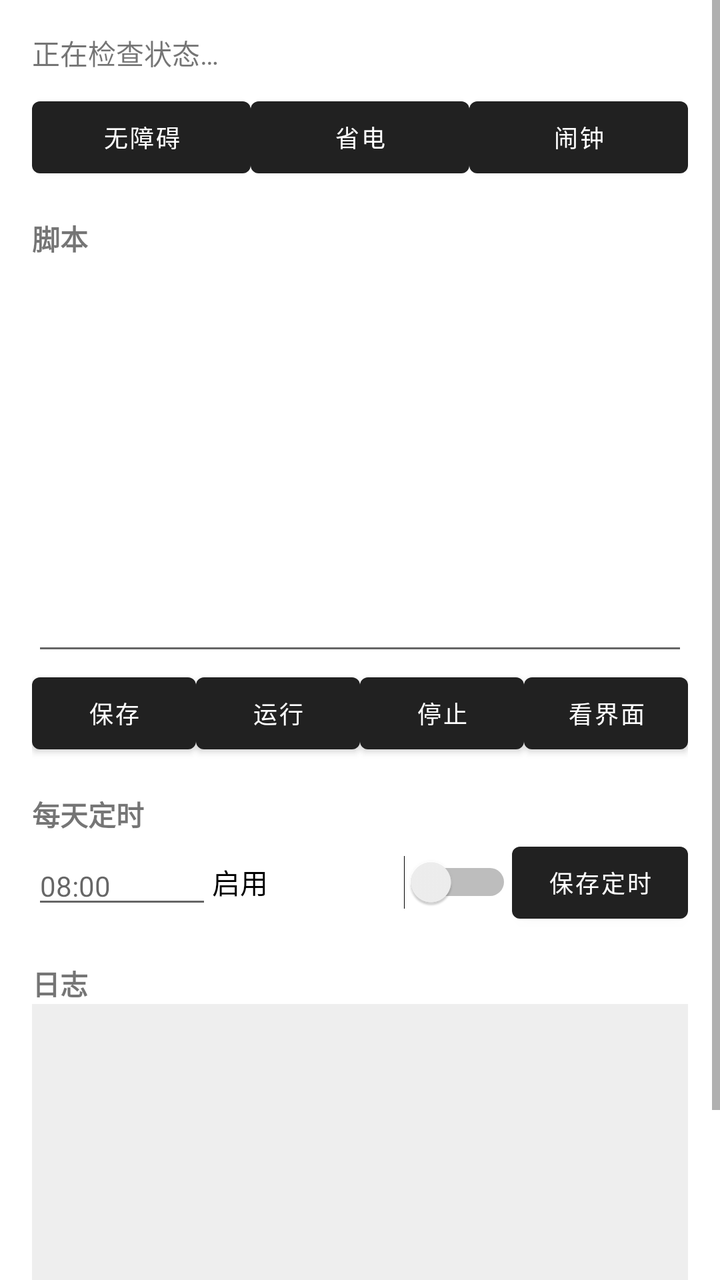
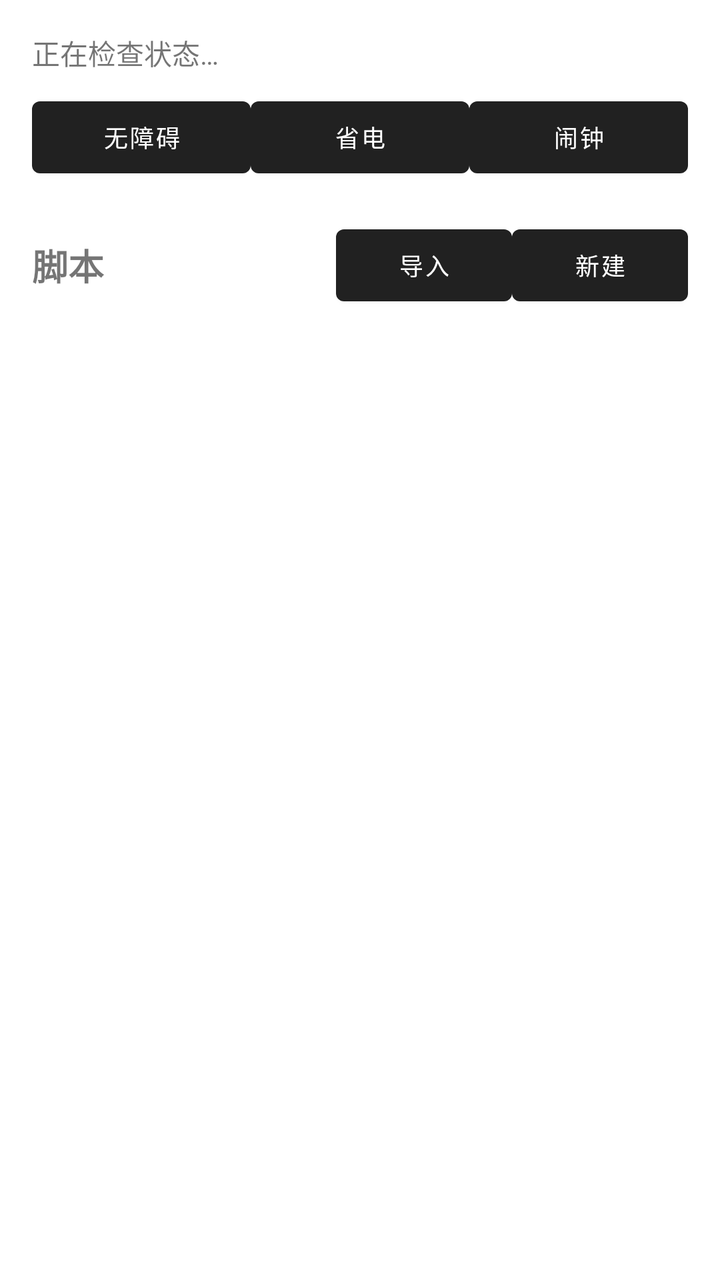

The first picture is an Android layout as it rendered before a commit; the second is the same layout after the commit. The layout source and the unified diff follow.
<!-- AndroidManifest.xml: application theme Theme.MicroAuto -->
<!-- res/layout/activity_main.xml -->
<?xml version="1.0" encoding="utf-8"?>
<ScrollView xmlns:android="http://schemas.android.com/apk/res/android"
    android:layout_width="match_parent"
    android:layout_height="match_parent"
    android:fillViewport="true">

    <LinearLayout
        android:layout_width="match_parent"
        android:layout_height="wrap_content"
        android:orientation="vertical"
        android:padding="16dp">

        <TextView
            android:id="@+id/statusText"
            android:layout_width="match_parent"
            android:layout_height="wrap_content"
            android:text="正在检查状态…"
            android:textSize="14sp" />

        <LinearLayout
            android:layout_width="match_parent"
            android:layout_height="wrap_content"
            android:layout_marginTop="8dp"
            android:orientation="horizontal">

            <Button
                android:id="@+id/btnAccessibility"
                android:layout_width="0dp"
                android:layout_height="wrap_content"
                android:layout_weight="1"
                android:text="无障碍"
                android:textSize="12sp" />

            <Button
                android:id="@+id/btnBattery"
                android:layout_width="0dp"
                android:layout_height="wrap_content"
                android:layout_weight="1"
                android:text="省电"
                android:textSize="12sp" />

            <Button
                android:id="@+id/btnExactAlarm"
                android:layout_width="0dp"
                android:layout_height="wrap_content"
                android:layout_weight="1"
                android:text="闹钟"
                android:textSize="12sp" />
        </LinearLayout>

        <TextView
            android:layout_width="match_parent"
            android:layout_height="wrap_content"
            android:layout_marginTop="16dp"
            android:text="脚本"
            android:textStyle="bold" />

        <EditText
            android:id="@+id/scriptEditor"
            android:layout_width="match_parent"
            android:layout_height="wrap_content"
            android:fontFamily="monospace"
            android:gravity="top|start"
            android:importantForAutofill="no"
            android:inputType="textMultiLine|textNoSuggestions"
            android:minLines="12"
            android:textSize="13sp" />

        <LinearLayout
            android:layout_width="match_parent"
            android:layout_height="wrap_content"
            android:orientation="horizontal">

            <Button
                android:id="@+id/btnSave"
                android:layout_width="0dp"
                android:layout_height="wrap_content"
                android:layout_weight="1"
                android:text="保存"
                android:textSize="12sp" />

            <Button
                android:id="@+id/btnRun"
                android:layout_width="0dp"
                android:layout_height="wrap_content"
                android:layout_weight="1"
                android:text="运行"
                android:textSize="12sp" />

            <Button
                android:id="@+id/btnStop"
                android:layout_width="0dp"
                android:layout_height="wrap_content"
                android:layout_weight="1"
                android:text="停止"
                android:textSize="12sp" />

            <Button
                android:id="@+id/btnDump"
                android:layout_width="0dp"
                android:layout_height="wrap_content"
                android:layout_weight="1"
                android:text="看界面"
                android:textSize="12sp" />
        </LinearLayout>

        <TextView
            android:layout_width="match_parent"
            android:layout_height="wrap_content"
            android:layout_marginTop="16dp"
            android:text="每天定时"
            android:textStyle="bold" />

        <LinearLayout
            android:layout_width="match_parent"
            android:layout_height="wrap_content"
            android:gravity="center_vertical"
            android:orientation="horizontal">

            <EditText
                android:id="@+id/scheduleTime"
                android:layout_width="90dp"
                android:layout_height="wrap_content"
                android:hint="08:00"
                android:importantForAutofill="no"
                android:inputType="text"
                android:maxLines="1"
                android:textSize="14sp" />

            <Switch
                android:id="@+id/scheduleSwitch"
                android:layout_width="0dp"
                android:layout_height="wrap_content"
                android:layout_weight="1"
                android:text="启用"
                android:textSize="14sp" />

            <Button
                android:id="@+id/btnSchedule"
                android:layout_width="wrap_content"
                android:layout_height="wrap_content"
                android:text="保存定时"
                android:textSize="12sp" />
        </LinearLayout>

        <TextView
            android:layout_width="match_parent"
            android:layout_height="wrap_content"
            android:layout_marginTop="16dp"
            android:text="日志"
            android:textStyle="bold" />

        <ScrollView
            android:id="@+id/logScroll"
            android:layout_width="match_parent"
            android:layout_height="220dp"
            android:background="#11000000"
            android:padding="8dp">

            <TextView
                android:id="@+id/logText"
                android:layout_width="match_parent"
                android:layout_height="wrap_content"
                android:fontFamily="monospace"
                android:textIsSelectable="true"
                android:textSize="12sp" />
        </ScrollView>
    </LinearLayout>
</ScrollView>
<!-- resources referenced by this layout -->
<resources>
  <style name="Theme.MicroAuto" parent="Theme.MaterialComponents.DayNight.DarkActionBar" />
</resources>

<!-- the commit's change to res/layout/activity_main.xml (unified diff, before → after) -->
@@ -1,169 +1,97 @@
 <?xml version="1.0" encoding="utf-8"?>
-<ScrollView xmlns:android="http://schemas.android.com/apk/res/android"
+<LinearLayout xmlns:android="http://schemas.android.com/apk/res/android"
     android:layout_width="match_parent"
     android:layout_height="match_parent"
-    android:fillViewport="true">
+    android:orientation="vertical"
+    android:padding="16dp">
+
+    <TextView
+        android:id="@+id/statusText"
+        android:layout_width="match_parent"
+        android:layout_height="wrap_content"
+        android:text="正在检查状态…"
+        android:textSize="14sp" />
 
     <LinearLayout
         android:layout_width="match_parent"
         android:layout_height="wrap_content"
-        android:orientation="vertical"
-        android:padding="16dp">
+        android:layout_marginTop="8dp"
+        android:orientation="horizontal">
+
+        <Button
+            android:id="@+id/btnAccessibility"
+            android:layout_width="0dp"
+            android:layout_height="wrap_content"
+            android:layout_weight="1"
+            android:text="无障碍"
+            android:textSize="12sp" />
+
+        <Button
+            android:id="@+id/btnBattery"
+            android:layout_width="0dp"
+            android:layout_height="wrap_content"
+            android:layout_weight="1"
+            android:text="省电"
+            android:textSize="12sp" />
+
+        <Button
+            android:id="@+id/btnExactAlarm"
+            android:layout_width="0dp"
+            android:layout_height="wrap_content"
+            android:layout_weight="1"
+            android:text="闹钟"
+            android:textSize="12sp" />
+    </LinearLayout>
+
+    <LinearLayout
+        android:layout_width="match_parent"
+        android:layout_height="wrap_content"
+        android:layout_marginTop="16dp"
+        android:gravity="center_vertical"
+        android:orientation="horizontal">
 
         <TextView
-            android:id="@+id/statusText"
+            android:layout_width="0dp"
+            android:layout_height="wrap_content"
+            android:layout_weight="1"
+            android:text="脚本"
+            android:textSize="18sp"
+            android:textStyle="bold" />
+
+        <Button
+            android:id="@+id/btnImport"
+            android:layout_width="wrap_content"
+            android:layout_height="wrap_content"
+            android:text="导入"
+            android:textSize="12sp" />
+
+        <Button
+            android:id="@+id/btnNew"
+            android:layout_width="wrap_content"
+            android:layout_height="wrap_content"
+            android:text="新建"
+            android:textSize="12sp" />
+    </LinearLayout>
+
+    <FrameLayout
+        android:layout_width="match_parent"
+        android:layout_height="0dp"
+        android:layout_weight="1">
+
+        <androidx.recyclerview.widget.RecyclerView
+            android:id="@+id/scriptList"
             android:layout_width="match_parent"
-            android:layout_height="wrap_content"
-            android:text="正在检查状态…"
-            android:textSize="14sp" />
-
-        <LinearLayout
-            android:layout_width="match_parent"
-            android:layout_height="wrap_content"
-            android:layout_marginTop="8dp"
-            android:orientation="horizontal">
-
-            <Button
-                android:id="@+id/btnAccessibility"
-                android:layout_width="0dp"
-                android:layout_height="wrap_content"
-                android:layout_weight="1"
-                android:text="无障碍"
-                android:textSize="12sp" />
-
-            <Button
-                android:id="@+id/btnBattery"
-                android:layout_width="0dp"
-                android:layout_height="wrap_content"
-                android:layout_weight="1"
-                android:text="省电"
-                android:textSize="12sp" />
-
-            <Button
-                android:id="@+id/btnExactAlarm"
-                android:layout_width="0dp"
-                android:layout_height="wrap_content"
-                android:layout_weight="1"
-                android:text="闹钟"
-                android:textSize="12sp" />
-        </LinearLayout>
+            android:layout_height="match_parent"
+            android:clipToPadding="false"
+            android:paddingTop="4dp" />
 
         <TextView
+            android:id="@+id/emptyText"
             android:layout_width="match_parent"
-            android:layout_height="wrap_content"
-            android:layout_marginTop="16dp"
-            android:text="脚本"
-            android:textStyle="bold" />
-
-        <EditText
-            android:id="@+id/scriptEditor"
-            android:layout_width="match_parent"
-            android:layout_height="wrap_content"
-            android:fontFamily="monospace"
-            android:gravity="top|start"
-            android:importantForAutofill="no"
-            android:inputType="textMultiLine|textNoSuggestions"
-            android:minLines="12"
-            android:textSize="13sp" />
-
-        <LinearLayout
-            android:layout_width="match_parent"
-            android:layout_height="wrap_content"
-            android:orientation="horizontal">
-
-            <Button
-                android:id="@+id/btnSave"
-                android:layout_width="0dp"
-                android:layout_height="wrap_content"
-                android:layout_weight="1"
-                android:text="保存"
-                android:textSize="12sp" />
-
-            <Button
-                android:id="@+id/btnRun"
-                android:layout_width="0dp"
-                android:layout_height="wrap_content"
-                android:layout_weight="1"
-                android:text="运行"
-                android:textSize="12sp" />
-
-            <Button
-                android:id="@+id/btnStop"
-                android:layout_width="0dp"
-                android:layout_height="wrap_content"
-                android:layout_weight="1"
-                android:text="停止"
-                android:textSize="12sp" />
-
-            <Button
-                android:id="@+id/btnDump"
-                android:layout_width="0dp"
-                android:layout_height="wrap_content"
-                android:layout_weight="1"
-                android:text="看界面"
-                android:textSize="12sp" />
-        </LinearLayout>
-
-        <TextView
-            android:layout_width="match_parent"
-            android:layout_height="wrap_content"
-            android:layout_marginTop="16dp"
-            android:text="每天定时"
-            android:textStyle="bold" />
-
-        <LinearLayout
-            android:layout_width="match_parent"
-            android:layout_height="wrap_content"
-            android:gravity="center_vertical"
-            android:orientation="horizontal">
-
-            <EditText
-                android:id="@+id/scheduleTime"
-                android:layout_width="90dp"
-                android:layout_height="wrap_content"
-                android:hint="08:00"
-                android:importantForAutofill="no"
-                android:inputType="text"
-                android:maxLines="1"
-                android:textSize="14sp" />
-
-            <Switch
-                android:id="@+id/scheduleSwitch"
-                android:layout_width="0dp"
-                android:layout_height="wrap_content"
-                android:layout_weight="1"
-                android:text="启用"
-                android:textSize="14sp" />
-
-            <Button
-                android:id="@+id/btnSchedule"
-                android:layout_width="wrap_content"
-                android:layout_height="wrap_content"
-                android:text="保存定时"
-                android:textSize="12sp" />
-        </LinearLayout>
-
-        <TextView
-            android:layout_width="match_parent"
-            android:layout_height="wrap_content"
-            android:layout_marginTop="16dp"
-            android:text="日志"
-            android:textStyle="bold" />
-
-        <ScrollView
-            android:id="@+id/logScroll"
-            android:layout_width="match_parent"
-            android:layout_height="220dp"
-            android:background="#11000000"
-            android:padding="8dp">
-
-            <TextView
-                android:id="@+id/logText"
-                android:layout_width="match_parent"
-                android:layout_height="wrap_content"
-                android:fontFamily="monospace"
-                android:textIsSelectable="true"
-                android:textSize="12sp" />
-        </ScrollView>
-    </LinearLayout>
-</ScrollView>
+            android:layout_height="match_parent"
+            android:gravity="center"
+            android:text="还没有脚本\n点击新建或导入"
+            android:textSize="14sp"
+            android:visibility="gone" />
+    </FrameLayout>
+</LinearLayout>
